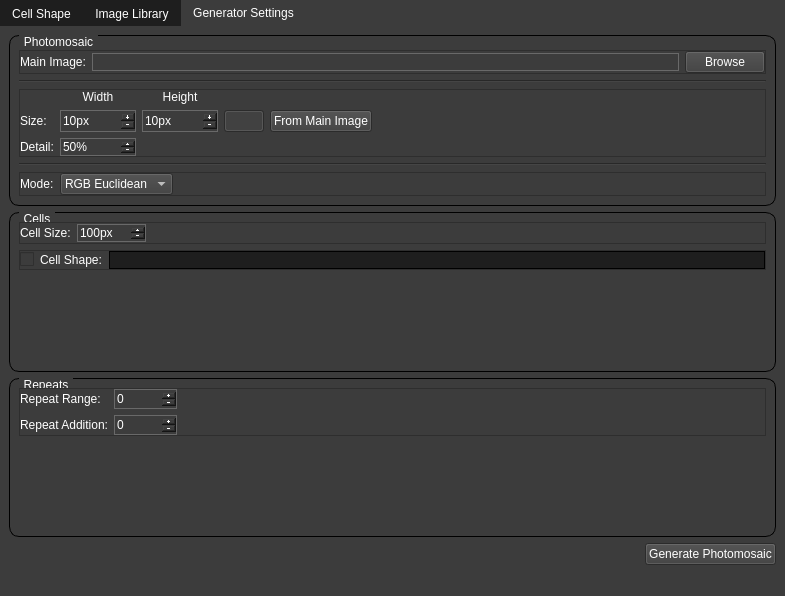
MorganGrundy/MosaicMagnifique, file mainwindow.ui: the form before one commit.
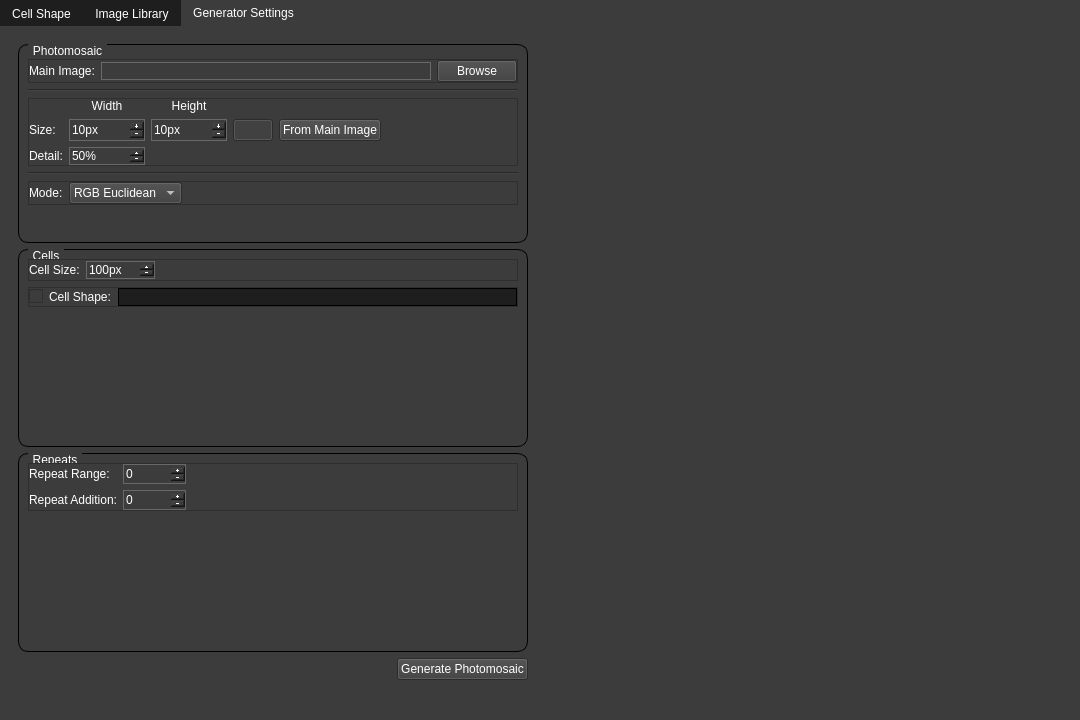
The form after the commit. The open tabs and pages were chosen to show the change. Icons and pictures are not drawn. Custom widgets are drawn as their Qt base class.

Commit message: Added grid preview to generator settings tab (using GridViewer)

The edit to the form file:
```diff
--- a/mainwindow.ui
+++ b/mainwindow.ui
@@ -6,8 +6,8 @@
    <rect>
     <x>0</x>
     <y>0</y>
-    <width>785</width>
-    <height>596</height>
+    <width>1080</width>
+    <height>720</height>
    </rect>
   </property>
   <property name="windowTitle">
@@ -730,7 +730,21 @@
        <attribute name="title">
         <string>Generator Settings</string>
        </attribute>
-       <layout class="QVBoxLayout" name="verticalLayout_2">
+       <layout class="QHBoxLayout" name="horizontalLayout_7">
+        <item>
+         <layout class="QVBoxLayout" name="verticalLayout_9">
+          <property name="leftMargin">
+           <number>9</number>
+          </property>
+          <property name="topMargin">
+           <number>9</number>
+          </property>
+          <property name="rightMargin">
+           <number>9</number>
+          </property>
+          <property name="bottomMargin">
+           <number>9</number>
+          </property>
         <item>
          <widget class="QGroupBox" name="groupPhotomosaic">
           <property name="sizePolicy">
@@ -1510,12 +1524,27 @@
             <verstretch>0</verstretch>
            </sizepolicy>
           </property>
+            <property name="layoutDirection">
+             <enum>Qt::LeftToRight</enum>
+            </property>
           <property name="text">
            <string>Generate Photomosaic</string>
           </property>
          </widget>
         </item>
        </layout>
+        </item>
+        <item>
+         <widget class="GridViewer" name="widgetGridPreview" native="true">
+          <property name="sizePolicy">
+           <sizepolicy hsizetype="MinimumExpanding" vsizetype="Preferred">
+            <horstretch>0</horstretch>
+            <verstretch>0</verstretch>
+           </sizepolicy>
+          </property>
+         </widget>
+        </item>
+       </layout>
       </widget>
      </widget>
     </item>
```
Left out of the diff: 4 changed lines with no effect on the pictures. Lines whose indentation alone changed are shown as unchanged. The commit also changes 4 other files.
